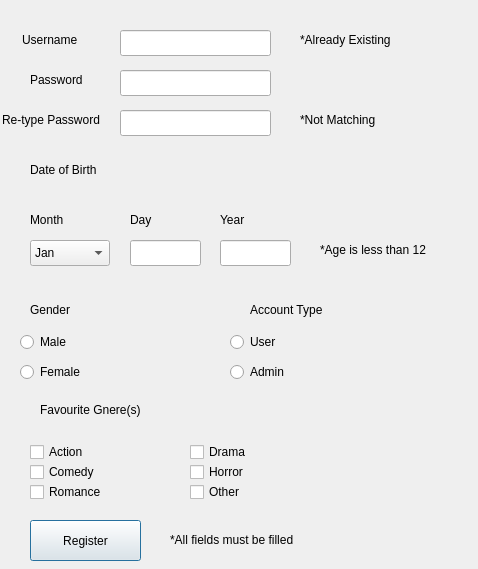
Before: the Qt Designer form registerwindow.ui in Saif-Hashish/cs2labassignment, drawn with Qt 5.
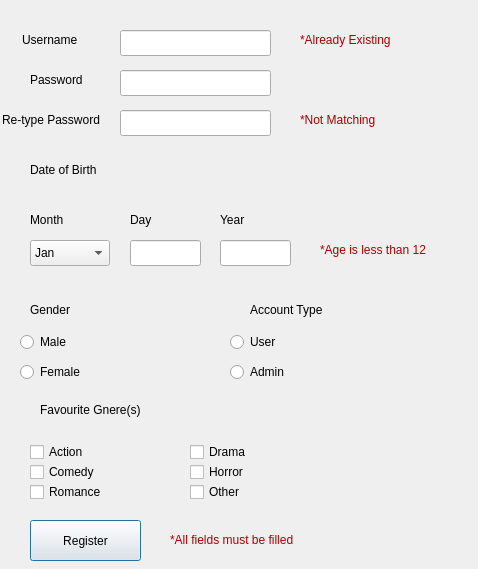
After: the same form once the commit is applied.

Diff of the .ui file:
```diff
--- a/registerwindow.ui
+++ b/registerwindow.ui
@@ -92,7 +92,7 @@
     </rect>
    </property>
    <property name="text">
-    <string>*Already Existing</string>
+    <string>&lt;html&gt;&lt;head/&gt;&lt;body&gt;&lt;p&gt;&lt;span style=&quot; color:#aa0000;&quot;&gt;*Already Existing&lt;/span&gt;&lt;/p&gt;&lt;/body&gt;&lt;/html&gt;</string>
    </property>
    <property name="scaledContents">
     <bool>false</bool>
@@ -108,7 +108,7 @@
     </rect>
    </property>
    <property name="text">
-    <string>*Not Matching</string>
+    <string>&lt;html&gt;&lt;head/&gt;&lt;body&gt;&lt;p&gt;&lt;span style=&quot; color:#aa0000;&quot;&gt;*Not Matching&lt;/span&gt;&lt;/p&gt;&lt;/body&gt;&lt;/html&gt;</string>
    </property>
   </widget>
   <widget class="QLabel" name="label_6">
@@ -263,7 +263,7 @@
     </rect>
    </property>
    <property name="text">
-    <string>*Age is less than 12</string>
+    <string>&lt;html&gt;&lt;head/&gt;&lt;body&gt;&lt;p&gt;&lt;span style=&quot; color:#aa0000;&quot;&gt;*Age is less than 12&lt;/span&gt;&lt;/p&gt;&lt;/body&gt;&lt;/html&gt;</string>
    </property>
   </widget>
   <widget class="QLabel" name="label_11">
@@ -458,7 +458,7 @@
     </rect>
    </property>
    <property name="text">
-    <string>*All fields must be filled</string>
+    <string>&lt;html&gt;&lt;head/&gt;&lt;body&gt;&lt;p&gt;&lt;span style=&quot; color:#aa0000;&quot;&gt;*All fields must be filled&lt;/span&gt;&lt;/p&gt;&lt;/body&gt;&lt;/html&gt;</string>
    </property>
   </widget>
  </widget>
```
